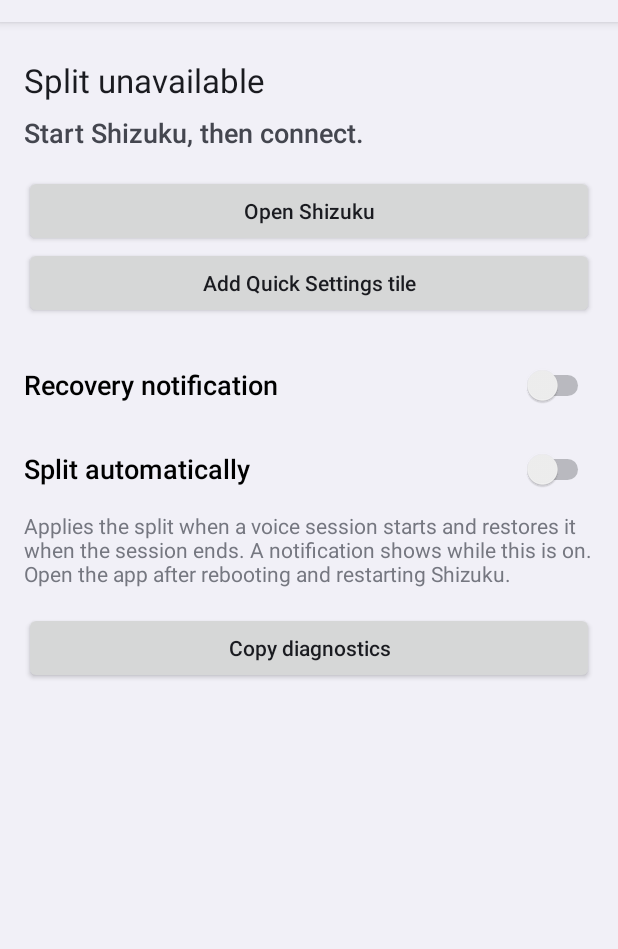
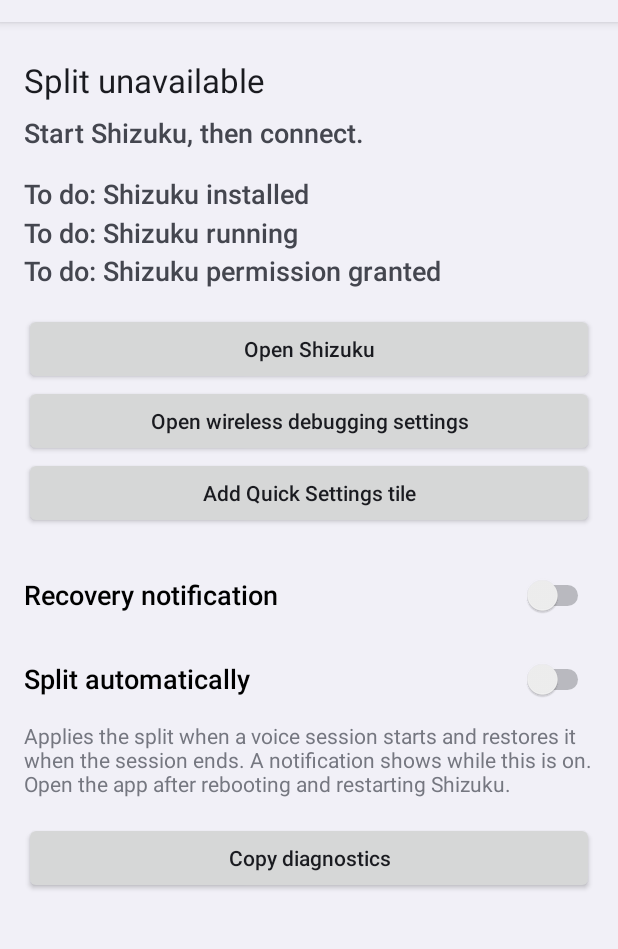
Before and after one commit to meatcar/split-voice, an Android app: the screen it shows after launch (MainActivity), after a tap on "Open Shizuku", on a phone screen of 412 x 824 dp, the part 62-1011 px from its top. Run offline under Robolectric (Android 15) with nearby library versions, the phone set to English and light mode, and no system bars; libraries missing offline, so code that uses them is left out: rikka.shizuku; 10 statements that could not run were skipped.

Commit message:
feat(ui): show a setup checklist and a wireless debugging shortcut
The status screen lists whether Shizuku is installed, running and permitted until the app is connected.

```diff
--- a/app/src/main/java/com/github/meatcar/splitvoice/MainActivity.java
+++ b/app/src/main/java/com/github/meatcar/splitvoice/MainActivity.java
@@ -13,6 +13,7 @@ import android.graphics.drawable.Icon;
 import android.net.Uri;
 import android.os.Build;
 import android.os.Bundle;
+import android.provider.Settings;
 import android.view.View;
 import android.view.WindowInsets;
 import android.widget.CompoundButton;
@@ -20,6 +21,7 @@ import android.widget.TextView;
 import android.widget.Toast;
 
 public final class MainActivity extends Activity {
+    private static final String SHIZUKU = "moe.shizuku.privileged.api";
     private RouteController routes;
     private final Runnable listener = this::refresh;
 
@@ -36,6 +38,7 @@ public final class MainActivity extends Activity {
             if (routes.shizukuRunning()) routes.connect(true);
             else openShizuku();
         });
+        findViewById(R.id.developer_settings).setOnClickListener(view -> openDeveloperSettings());
         findViewById(R.id.check).setOnClickListener(view -> routes.refresh());
         findViewById(R.id.restore).setOnClickListener(view -> routes.restore());
         CompoundButton automatic = findViewById(R.id.auto_route);
@@ -82,6 +85,9 @@ public final class MainActivity extends Activity {
     private void refresh() {
         ((TextView) findViewById(R.id.status_title)).setText(routes.title());
         ((TextView) findViewById(R.id.status)).setText(routes.message());
+        ((TextView) findViewById(R.id.setup_steps)).setText(setupSteps());
+        findViewById(R.id.setup_steps).setVisibility(routes.connected() ? View.GONE : View.VISIBLE);
+        findViewById(R.id.developer_settings).setVisibility(routes.connected() || routes.shizukuRunning() ? View.GONE : View.VISIBLE);
         ((TextView) findViewById(R.id.connect)).setText(routes.shizukuRunning() ? R.string.connect : R.string.open_shizuku);
         findViewById(R.id.connect).setVisibility(routes.connected() ? View.GONE : View.VISIBLE);
         findViewById(R.id.connect).setEnabled(!routes.busy() && !routes.connected());
@@ -93,8 +99,24 @@ public final class MainActivity extends Activity {
         ((CompoundButton) findViewById(R.id.auto_route)).setChecked(AutoRoute.enabled(this));
     }
 
+    private String setupSteps() {
+        return String.join("\n",
+                step(R.string.step_installed, getPackageManager().getLaunchIntentForPackage(SHIZUKU) != null),
+                step(R.string.step_running, routes.shizukuRunning()),
+                step(R.string.step_permission, routes.permissionGranted()));
+    }
+
+    private String step(int label, boolean done) {
+        return getString(done ? R.string.step_done : R.string.step_todo, getString(label));
+    }
+
+    private void openDeveloperSettings() {
+        try { startActivity(new Intent(Settings.ACTION_APPLICATION_DEVELOPMENT_SETTINGS)); }
+        catch (ActivityNotFoundException e) { startActivity(new Intent(Settings.ACTION_SETTINGS)); }
+    }
+
     private void openShizuku() {
-        Intent intent = getPackageManager().getLaunchIntentForPackage("moe.shizuku.privileged.api");
+        Intent intent = getPackageManager().getLaunchIntentForPackage(SHIZUKU);
         if (intent == null) intent = new Intent(Intent.ACTION_VIEW, Uri.parse("https://shizuku.rikka.app/guide/setup/"));
         try { startActivity(intent); }
         catch (ActivityNotFoundException e) {
--- a/app/src/main/java/com/github/meatcar/splitvoice/RouteController.java
+++ b/app/src/main/java/com/github/meatcar/splitvoice/RouteController.java
@@ -206,6 +206,10 @@ final class RouteController {
     }
 
     boolean shizukuRunning() { return Shizuku.pingBinder(); }
+    boolean permissionGranted() {
+        try { return Shizuku.pingBinder() && Shizuku.checkSelfPermission() == PackageManager.PERMISSION_GRANTED; }
+        catch (RuntimeException e) { return false; }
+    }
     boolean pending() { return journal.getBoolean("pending", false); }
     boolean busy() { return busy || binding; }
     boolean connected() { return service != null; }
--- a/app/src/main/res/layout/main.xml
+++ b/app/src/main/res/layout/main.xml
@@ -10,7 +10,11 @@
         <TextView android:id="@+id/status" android:layout_width="match_parent"
             android:layout_height="wrap_content" android:textAppearance="?android:attr/textAppearanceMedium"
             android:layout_marginTop="8dp" android:layout_marginBottom="16dp" />
+        <TextView android:id="@+id/setup_steps" android:layout_width="match_parent"
+            android:layout_height="wrap_content" android:textAppearance="?android:attr/textAppearanceMedium"
+            android:lineSpacingMultiplier="1.2" android:layout_marginBottom="16dp" />
         <Button android:id="@+id/connect" style="@style/Action" android:text="@string/connect" />
+        <Button android:id="@+id/developer_settings" style="@style/Action" android:text="@string/developer_settings" />
         <Button android:id="@+id/check" style="@style/Action" android:text="@string/check" />
         <Button android:id="@+id/restore" style="@style/Action" android:text="@string/restore" />
         <Button android:id="@+id/add_tile" style="@style/Action" android:text="@string/add_tile" />
--- a/app/src/main/res/values/strings.xml
+++ b/app/src/main/res/values/strings.xml
@@ -55,4 +55,10 @@
     <string name="automatic_channel">Automatic split</string>
     <string name="automatic_title">Automatic split is on</string>
     <string name="automatic_body">Splits when a voice session starts. Restores when it ends.</string>
+    <string name="developer_settings">Open wireless debugging settings</string>
+    <string name="step_installed">Shizuku installed</string>
+    <string name="step_running">Shizuku running</string>
+    <string name="step_permission">Shizuku permission granted</string>
+    <string name="step_done">Done: %1$s</string>
+    <string name="step_todo">To do: %1$s</string>
 </resources>
```
Also changed, not shown: 1 other file.
